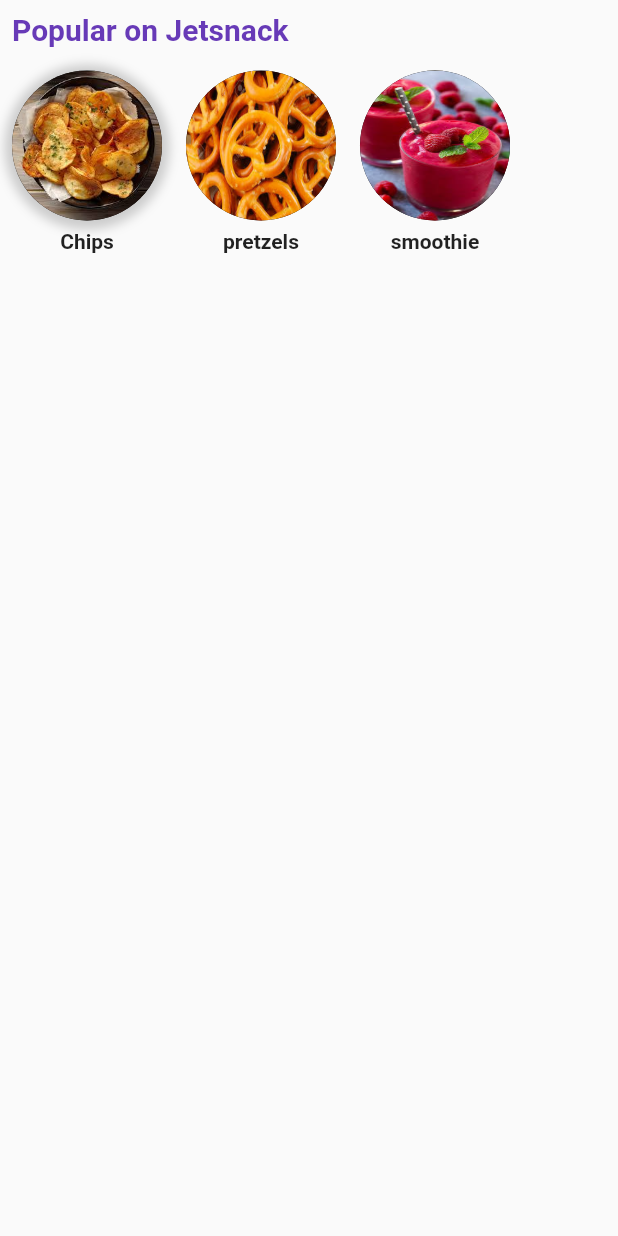
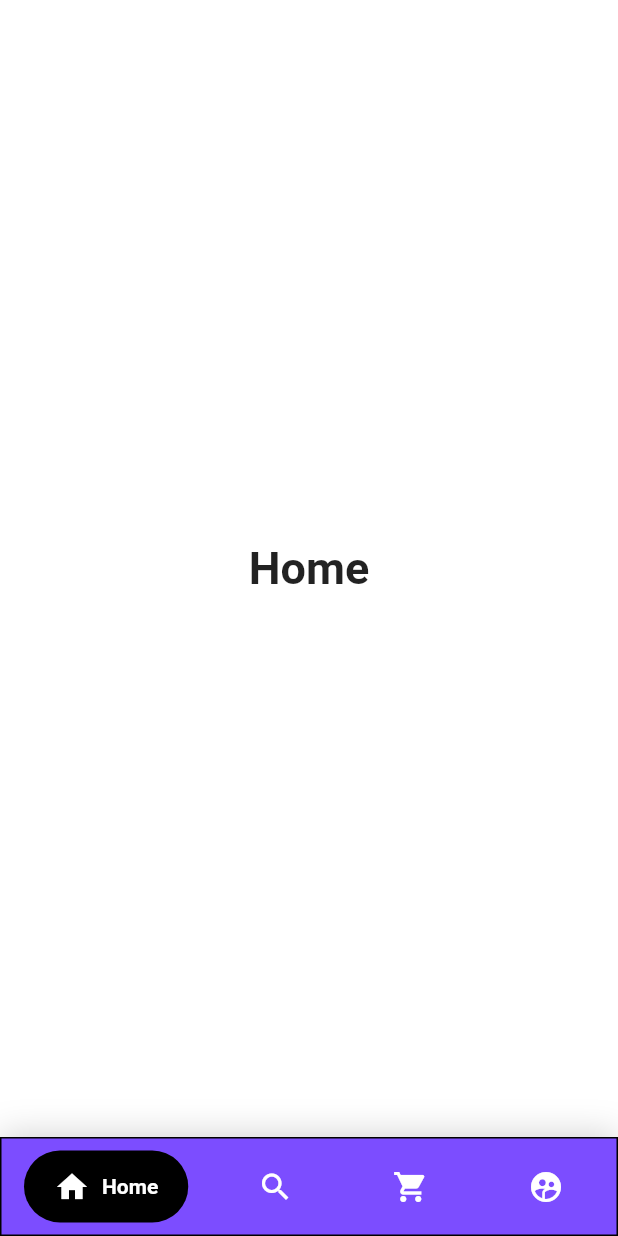
Before and after one commit to ParkJunSoung/flutter_ui_jetsnack, a Flutter app: the screen it shows after launch, on a phone screen of 412 x 824 dp. Run offline on Flutter 3.47's test engine with Material 2 defaults, Android fonts, the phone set to English and light mode, and no system bars; drawn by our look-alikes of google_nav_bar.

Commit message:
네비게이션바 라이브러리 디자인수정

```diff
--- a/lib/main.dart
+++ b/lib/main.dart
@@ -1,39 +1,102 @@
 import 'package:flutter/material.dart';
-import 'package:flutter_ui_jetsnack/ui/body_mid/card.dart';
-import 'package:flutter_ui_jetsnack/ui/body_mid/card_list.dart';
-import 'package:flutter_ui_jetsnack/ui/body_mid/card_mid.dart';
-import 'package:flutter_ui_jetsnack/ui/body_top/gradient_button.dart';
+import 'package:google_nav_bar/google_nav_bar.dart';
 
+void main() => runApp(MaterialApp(
+    builder: (context, child) {
+      return Directionality(textDirection: TextDirection.ltr, child: child);
+    },
+    title: 'GNav',
+    theme: ThemeData(
+      primaryColor: Colors.black,
+    ),
+    home: Example()));
 
-
-void main() {
-  runApp(MyApp());
+class Example extends StatefulWidget {
+  @override
+  _ExampleState createState() => _ExampleState();
 }
 
-class MyApp extends StatelessWidget {
-  // This widget is the root of your application.
-  @override
-  Widget build(BuildContext context) {
-    return MaterialApp(
-      title: 'Flutter Demo',
-      theme: ThemeData(
-        primarySwatch: Colors.blue,
-      ),
-      home: CardMid(),
-    );
-  }
-}
-class MyHomePage extends StatelessWidget {
-  const MyHomePage({Key key}) : super(key: key);
+class _ExampleState extends State<Example> {
+  int _selectedIndex = 0;
+  static const TextStyle optionStyle =
+  TextStyle(fontSize: 30, fontWeight: FontWeight.w600);
+  static const List<Widget> _widgetOptions = <Widget>[
+    Text(
+      'Home',
+      style: optionStyle,
+    ),
+    Text(
+      'Likes',
+      style: optionStyle,
+    ),
+    Text(
+      'Search',
+      style: optionStyle,
+    ),
+    Text(
+      'Profile',
+      style: optionStyle,
+    ),
+  ];
 
   @override
   Widget build(BuildContext context) {
     return Scaffold(
-      appBar: AppBar(
-        title: Text(''),
+      backgroundColor: Colors.white,
+      body: Center(
+        child: _widgetOptions.elementAt(_selectedIndex),
       ),
-      body: Center(
-        child: Buttonn,
+      bottomNavigationBar: Container(
+        decoration: BoxDecoration(
+          border:  Border.all(color: Colors.black),
+          color: Colors.deepPurpleAccent,
+          boxShadow: [
+            BoxShadow(
+              blurRadius: 20,
+              color: Colors.black.withOpacity(0.2),
+            )
+          ],
+        ),
+        child: SafeArea(
+          child: Padding(
+            padding: const EdgeInsets.symmetric(horizontal: 15.0, vertical: 8),
+            child: GNav(
+              rippleColor: Colors.red,
+              hoverColor: Colors.yellow,
+              gap: 8,
+              activeColor: Colors.white,
+              iconSize: 24,
+              padding: EdgeInsets.symmetric(horizontal: 20, vertical: 12),
+              duration: Duration(milliseconds: 400),
+              tabBackgroundColor: Colors.black,
+              color: Colors.white,
+              tabs: [
+                GButton(
+                  icon: Icons.home,
+                  text: 'Home',
+                ),
+                GButton(
+                  icon: Icons.search,
+                  text: 'Likes',
+                ),
+                GButton(
+                  icon: Icons.shopping_cart,
+                  text: 'Search',
+                ),
+                GButton(
+                  icon: Icons.supervised_user_circle_rounded,
+                  text: 'Profile',
+                ),
+              ],
+              selectedIndex: _selectedIndex,
+              onTabChange: (index) {
+                setState(() {
+                  _selectedIndex = index;
+                });
+              },
+            ),
+          ),
+        ),
       ),
     );
   }
--- a/pubspec.yaml
+++ b/pubspec.yaml
@@ -28,6 +28,8 @@ dependencies:
   # The following adds the Cupertino Icons font to your application.
   # Use with the CupertinoIcons class for iOS style icons.
   cupertino_icons: ^1.0.2
+  google_nav_bar: ^5.0.5
+
 
 dev_dependencies:
   flutter_test:
```
Also changed, not shown: lib/ui/body_button/bottom_nav_bar.dart (added), pubspec.lock, 1 other file.
